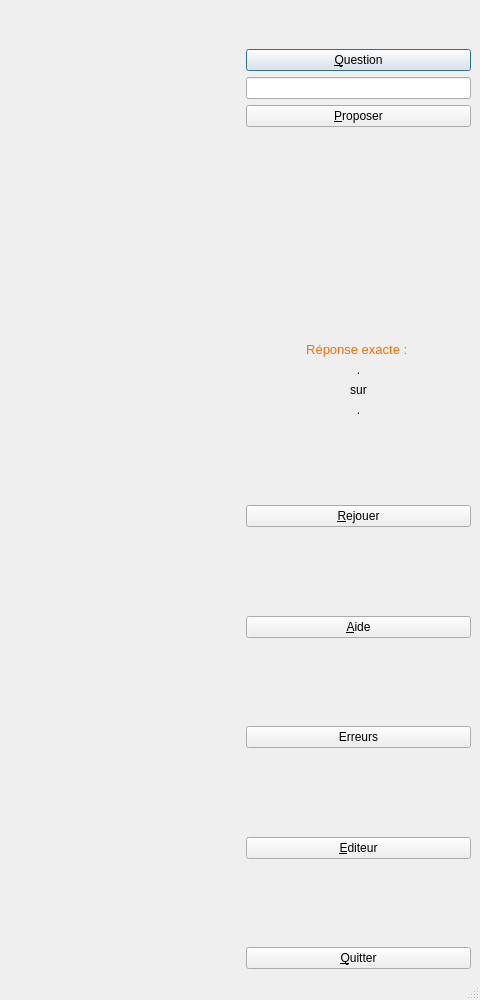
Qt form exercice.ui (Txikilinux/leterrier-calculment) before a commit; both pictures show x 270 to 750 and y 0 to 1000 of the 750 by 1000 pixel window.
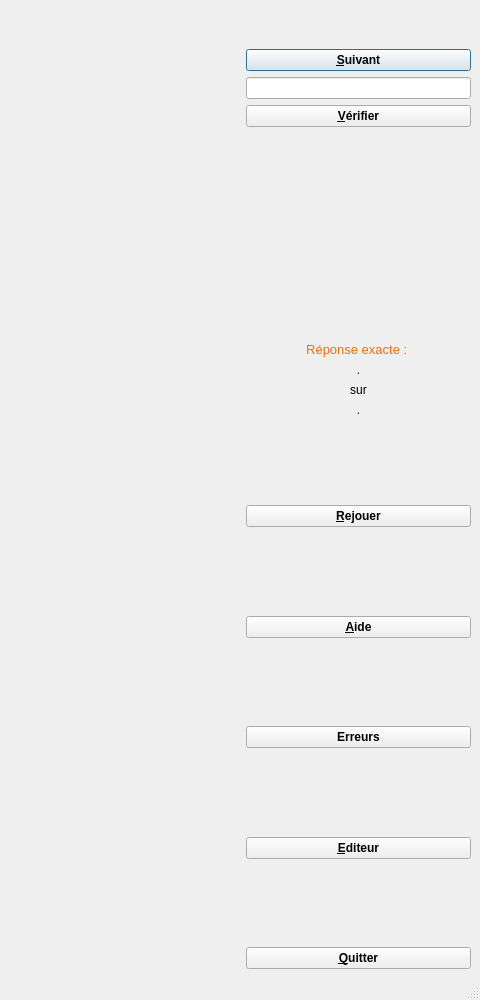
The same form after that commit. Icons and pictures are not drawn.

What changed in the file:
```diff
--- a/exercice.ui
+++ b/exercice.ui
@@ -84,11 +84,21 @@
        <layout class="QVBoxLayout" name="verticalLayout">
         <item>
          <widget class="QPushButton" name="btnBallon">
+          <property name="font">
+           <font>
+            <weight>75</weight>
+            <bold>true</bold>
+           </font>
+          </property>
           <property name="toolTip">
            <string/>
           </property>
           <property name="text">
-           <string>&amp;Question</string>
+           <string>&amp;Suivant</string>
+          </property>
+          <property name="icon">
+           <iconset>
+            <normaloff>data/images/suivant.png</normaloff>data/images/suivant.png</iconset>
           </property>
           <property name="default">
            <bool>true</bool>
@@ -100,11 +110,21 @@
         </item>
         <item>
          <widget class="QPushButton" name="btnFeu">
+          <property name="font">
+           <font>
+            <weight>75</weight>
+            <bold>true</bold>
+           </font>
+          </property>
           <property name="toolTip">
            <string>Propose ta réponse</string>
           </property>
           <property name="text">
-           <string>&amp;Proposer</string>
+           <string>&amp;Vérifier</string>
+          </property>
+          <property name="icon">
+           <iconset>
+            <normaloff>data/images/verifier.png</normaloff>data/images/verifier.png</iconset>
           </property>
          </widget>
         </item>
@@ -219,6 +239,12 @@
       </item>
       <item>
        <widget class="QPushButton" name="btnRejouer">
+        <property name="font">
+         <font>
+          <weight>75</weight>
+          <bold>true</bold>
+         </font>
+        </property>
         <property name="toolTip">
          <string>Refais le même exercice</string>
         </property>
@@ -242,6 +268,12 @@
       </item>
       <item>
        <widget class="QPushButton" name="btnAide">
+        <property name="font">
+         <font>
+          <weight>75</weight>
+          <bold>true</bold>
+         </font>
+        </property>
         <property name="text">
          <string>&amp;Aide</string>
         </property>
@@ -262,6 +294,12 @@
       </item>
       <item>
        <widget class="QPushButton" name="btn2chance">
+        <property name="font">
+         <font>
+          <weight>75</weight>
+          <bold>true</bold>
+         </font>
+        </property>
         <property name="toolTip">
          <string>Propose une autre réponse</string>
         </property>
@@ -289,6 +327,12 @@
       </item>
       <item>
        <widget class="QPushButton" name="btnEditeur">
+        <property name="font">
+         <font>
+          <weight>75</weight>
+          <bold>true</bold>
+         </font>
+        </property>
         <property name="toolTip">
          <string>Modifie les paramètres</string>
         </property>
@@ -312,6 +356,12 @@
       </item>
       <item>
        <widget class="QPushButton" name="btnQuitter">
+        <property name="font">
+         <font>
+          <weight>75</weight>
+          <bold>true</bold>
+         </font>
+        </property>
         <property name="text">
          <string>&amp;Quitter</string>
         </property>
```
Left out of the diff: 16 changed lines with no effect on the pictures.
